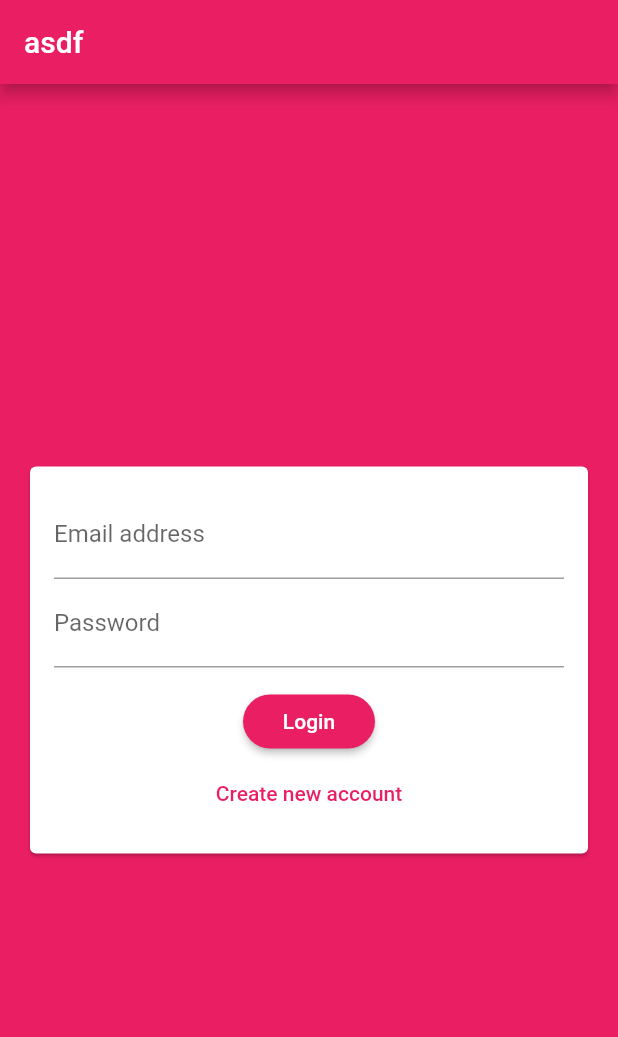
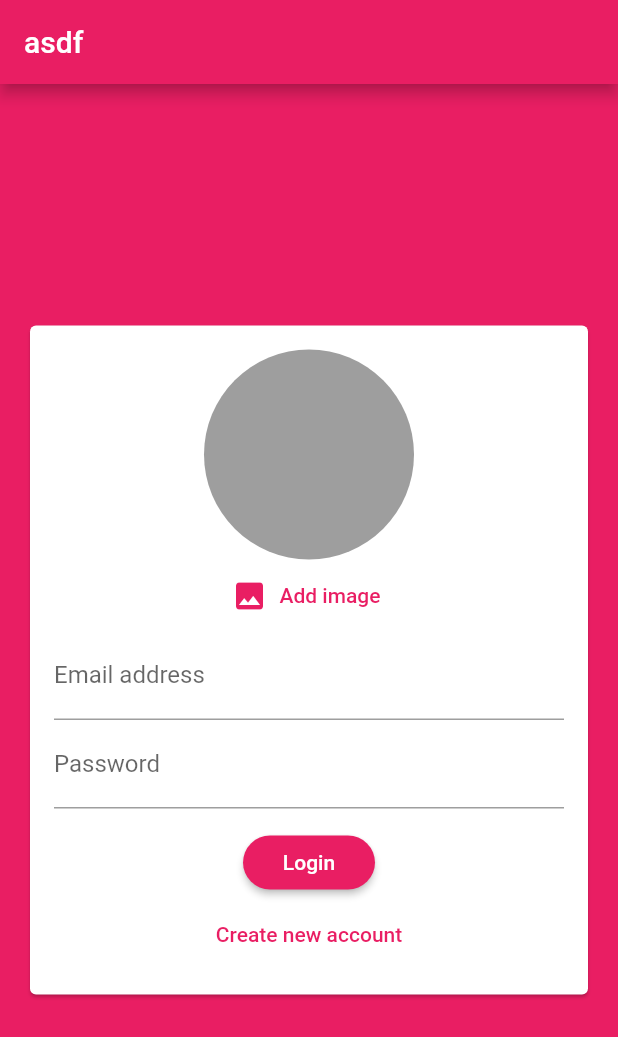
Before and after one commit to datanonymous/section14_chatapp_flutter, a Flutter app: the screen it shows after launch, on a phone screen of 412 x 824 dp. Shown: the top 1037 px of the screen. Run offline on Flutter 3.47's test engine with Material 2 defaults, Android fonts, the phone set to English and light mode, and no system bars; our stand-ins replace cloud_firestore, firebase_auth, image_picker; accounts and stored records are empty.

Commit message:
8/14/2020

```diff
--- a/lib/widgets/auth/auth_form.dart
+++ b/lib/widgets/auth/auth_form.dart
@@ -1,7 +1,7 @@
 import 'package:flutter/material.dart';
+import '../pickers/user_image_picker.dart';
 
 class AuthForm extends StatefulWidget {
-
   AuthForm(this.submitFn, this.isLoading);
   final bool isLoading;
   final void Function(
@@ -56,8 +56,9 @@ class _AuthFormState extends State<AuthForm> {
               child: Column(
                 mainAxisSize: MainAxisSize.min,
                 children: [
+                  UserImagePicker(),
                   TextFormField(
-                    key: ValueKey('userEmail'),
+                    key: ValueKey('email'),
                     keyboardType: TextInputType.emailAddress,
                     decoration: InputDecoration(labelText: 'Email address'),
                     validator: (value) {
@@ -101,12 +102,14 @@ class _AuthFormState extends State<AuthForm> {
                     },
                   ),
                   SizedBox(height: 12),
-                  if(widget.isLoading) CircularProgressIndicator(),
-                  if(!widget.isLoading) RaisedButton(
+                  if (widget.isLoading) CircularProgressIndicator(),
+                  if (!widget.isLoading)
+                    RaisedButton(
                       child: Text(_isLogin ? 'Login' : 'Signup'),
                       onPressed: _trySubmit,
                     ),
-                  if(!widget.isLoading) FlatButton(
+                  if (!widget.isLoading)
+                    FlatButton(
                       child: Text(_isLogin
                           ? 'Create new account'
                           : 'I already have an account.'),
--- /dev/null
+++ b/lib/widgets/pickers/user_image_picker.dart
@@ -0,0 +1,40 @@
+import 'package:flutter/material.dart';
+import 'package:image_picker/image_picker.dart';
+import 'dart:io';
+
+class UserImagePicker extends StatefulWidget {
+  @override
+  _UserImagePickerState createState() => _UserImagePickerState();
+}
+
+class _UserImagePickerState extends State<UserImagePicker> {
+
+  File _pickedImage;
+  Future <void> _pickImage() async {
+    final picker = ImagePicker();
+    final pickedImage = await picker.getImage(source: ImageSource.gallery); //can also use ImageSource.camera
+    final pickedImageFile = File(pickedImage.path);
+    setState(() {
+      _pickedImage = pickedImageFile;
+    });
+  }
+
+  @override
+  Widget build(BuildContext context) {
+    return Column(
+      children: [
+        CircleAvatar(
+          backgroundColor: Colors.grey,
+          radius: 70,
+          backgroundImage: _pickedImage != null ? FileImage(_pickedImage) : null,
+        ),
+        FlatButton.icon(
+          onPressed: _pickImage,
+          textColor: Theme.of(context).primaryColor,
+          icon: Icon(Icons.image),
+          label: Text('Add image'),
+        ),
+      ],
+    );
+  }
+}
--- a/pubspec.yaml
+++ b/pubspec.yaml
@@ -25,7 +25,7 @@ dependencies:
     sdk: flutter
   cloud_firestore: ^0.13.7
   firebase_auth: ^0.16.1
-
+  image_picker: ^0.6.7+4
 
   # The following adds the Cupertino Icons font to your application.
   # Use with the CupertinoIcons class for iOS style icons.
```
Also changed, not shown: pubspec.lock, 1 other file. Lines whose indentation alone changed are shown as unchanged.
